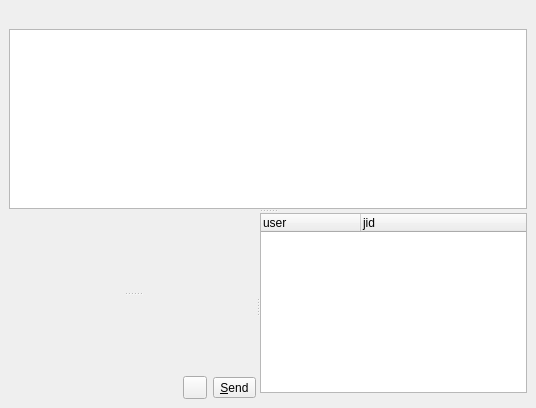
Qt form widgets/groupchatwidget.ui (xmpp-graveyard/jabbim) before a commit.
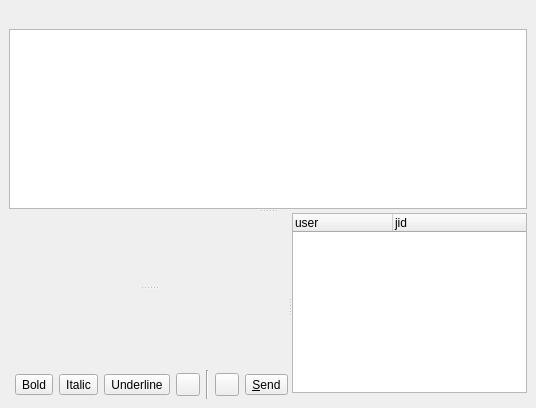
The same form after that commit. Icons and pictures are not drawn.

```diff
--- a/widgets/groupchatwidget.ui
+++ b/widgets/groupchatwidget.ui
@@ -22,24 +22,43 @@
    <property name="spacing" >
     <number>6</number>
    </property>
-   <item row="1" column="0" >
+   <item row="0" column="0" >
     <widget class="QSplitter" name="splitter_3" >
      <property name="orientation" >
       <enum>Qt::Vertical</enum>
      </property>
-     <widget class="QTextBrowser" name="info" >
-      <property name="minimumSize" >
-       <size>
-        <width>0</width>
-        <height>1</height>
-       </size>
-      </property>
-      <property name="toolTip" >
-       <string>Every multi user chat can has topic of it's discussion</string>
-      </property>
-      <property name="openExternalLinks" >
-       <bool>true</bool>
-      </property>
+     <widget class="QWidget" name="" >
+      <layout class="QVBoxLayout" >
+       <property name="margin" >
+        <number>0</number>
+       </property>
+       <property name="spacing" >
+        <number>6</number>
+       </property>
+       <item>
+        <widget class="QLabel" name="disco_info" >
+         <property name="text" >
+          <string/>
+         </property>
+        </widget>
+       </item>
+       <item>
+        <widget class="QTextBrowser" name="info" >
+         <property name="minimumSize" >
+          <size>
+           <width>0</width>
+           <height>1</height>
+          </size>
+         </property>
+         <property name="toolTip" >
+          <string>Every multi user chat can has topic of it's discussion</string>
+         </property>
+         <property name="openExternalLinks" >
+          <bool>true</bool>
+         </property>
+        </widget>
+       </item>
+      </layout>
      </widget>
      <widget class="QSplitter" name="splitter_2" >
       <property name="orientation" >
@@ -50,7 +69,7 @@
         <enum>Qt::Vertical</enum>
        </property>
        <widget class="QWidget" native="1" name="viewWidget" />
-       <widget class="QWidget" name="layoutWidget" >
+       <widget class="QWidget" name="" >
         <layout class="QGridLayout" >
          <property name="margin" >
           <number>0</number>
@@ -58,7 +77,7 @@
          <property name="spacing" >
           <number>6</number>
          </property>
-         <item row="0" column="0" colspan="3" >
+         <item row="0" column="0" colspan="8" >
           <widget class="QWidget" native="1" name="lineWidget" >
            <property name="minimumSize" >
             <size>
@@ -68,6 +87,67 @@
            </property>
           </widget>
          </item>
+         <item row="1" column="3" >
+          <widget class="QToolButton" name="underlineButton" >
+           <property name="focusPolicy" >
+            <enum>Qt::NoFocus</enum>
+           </property>
+           <property name="text" >
+            <string>Underline</string>
+           </property>
+           <property name="icon" >
+            <iconset>images/16x16/actions/format-text-underline.png</iconset>
+           </property>
+           <property name="checkable" >
+            <bool>true</bool>
+           </property>
+           <property name="toolButtonStyle" >
+            <enum>Qt::ToolButtonIconOnly</enum>
+           </property>
+          </widget>
+         </item>
+         <item row="1" column="4" >
+          <widget class="QToolButton" name="colorButton" >
+           <property name="popupMode" >
+            <enum>QToolButton::InstantPopup</enum>
+           </property>
+           <property name="toolButtonStyle" >
+            <enum>Qt::ToolButtonIconOnly</enum>
+           </property>
+          </widget>
+         </item>
+         <item row="1" column="1" >
+          <widget class="QToolButton" name="boldButton" >
+           <property name="focusPolicy" >
+            <enum>Qt::NoFocus</enum>
+           </property>
+           <property name="text" >
+            <string>Bold</string>
+           </property>
+           <property name="icon" >
+            <iconset>images/16x16/actions/format-text-bold.png</iconset>
+           </property>
+           <property name="checkable" >
+            <bool>true</bool>
+           </property>
+           <property name="toolButtonStyle" >
+            <enum>Qt::ToolButtonIconOnly</enum>
+           </property>
+          </widget>
+         </item>
+         <item row="1" column="7" >
+          <widget class="QToolButton" name="sendButton" >
+           <property name="text" >
+            <string>&amp;Send</string>
+           </property>
+           <property name="icon" >
+            <iconset>images/16x16/actions/send.png</iconset>
+           </property>
+           <property name="toolButtonStyle" >
+            <enum>Qt::ToolButtonTextBesideIcon</enum>
+           </property>
+          </widget>
+         </item>
          <item row="1" column="0" >
           <spacer>
            <property name="orientation" >
@@ -75,13 +155,39 @@
            </property>
            <property name="sizeHint" >
             <size>
-             <width>158</width>
-             <height>0</height>
+             <width>16</width>
+             <height>29</height>
             </size>
            </property>
           </spacer>
          </item>
-         <item row="1" column="1" >
+         <item row="1" column="5" >
+          <widget class="Line" name="line" >
+           <property name="orientation" >
+            <enum>Qt::Vertical</enum>
+           </property>
+          </widget>
+         </item>
+         <item row="1" column="2" >
+          <widget class="QToolButton" name="italicButton" >
+           <property name="focusPolicy" >
+            <enum>Qt::NoFocus</enum>
+           </property>
+           <property name="text" >
+            <string>Italic</string>
+           </property>
+           <property name="icon" >
+            <iconset>images/16x16/actions/format-text-italic.png</iconset>
+           </property>
+           <property name="checkable" >
+            <bool>true</bool>
+           </property>
+           <property name="toolButtonStyle" >
+            <enum>Qt::ToolButtonIconOnly</enum>
+           </property>
+          </widget>
+         </item>
+         <item row="1" column="6" >
           <widget class="QToolButton" name="smileys" >
            <property name="toolTip" >
             <string>You can add emoticons by clicking here</string>
@@ -97,19 +203,6 @@
            </property>
           </widget>
          </item>
-         <item row="1" column="2" >
-          <widget class="QToolButton" name="sendButton" >
-           <property name="text" >
-            <string>&amp;Send</string>
-           </property>
-           <property name="icon" >
-            <iconset>images/16x16/actions/send.png</iconset>
-           </property>
-           <property name="toolButtonStyle" >
-            <enum>Qt::ToolButtonTextBesideIcon</enum>
-           </property>
-          </widget>
-         </item>
         </layout>
        </widget>
       </widget>
```
Left out of the diff: 7 changed lines with no effect on the pictures.
